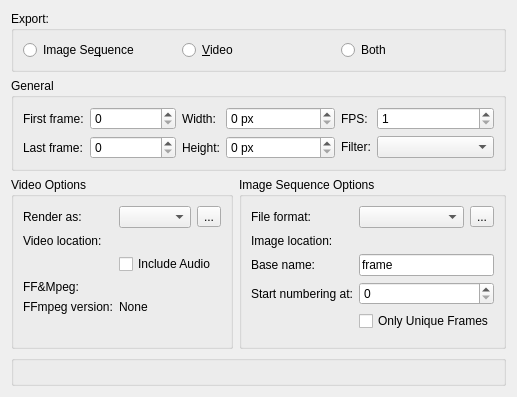
First picture: the form in libs/ui/animation/wdg_animationrenderer.ui, repository KDE/krita, before the edit.
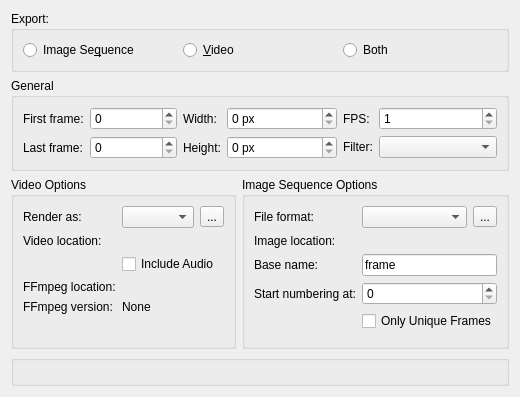
Second picture: the form after the edit. Custom widgets are drawn as their Qt base class.

Commit message:
WdgAnimationRenderer: fix two typos with FFmpeg
Part-of: <https://invent.kde.org/graphics/krita/-/merge_requests/1772>

```diff
--- a/libs/ui/animation/wdg_animationrenderer.ui
+++ b/libs/ui/animation/wdg_animationrenderer.ui
@@ -247,7 +247,7 @@
          <item row="3" column="0">
           <widget class="QLabel" name="label_9">
            <property name="text">
-            <string>FF&amp;Mpeg: </string>
+            <string>FFmpeg location:</string>
            </property>
           </widget>
          </item>
```
Left out of the diff: 2 changed lines with no effect on the pictures.
